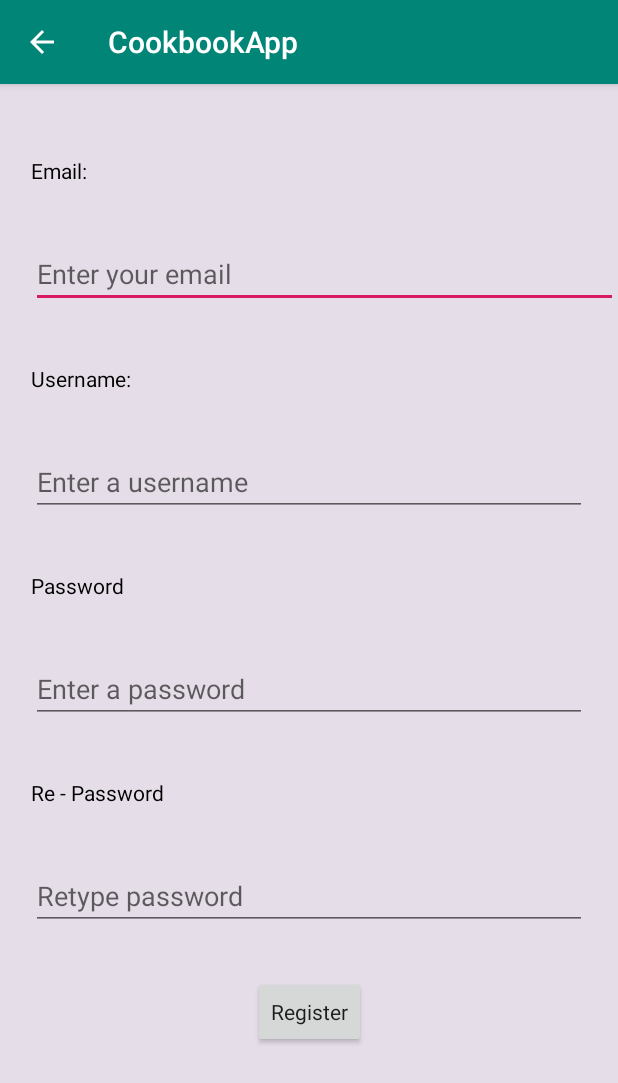
After one commit to karajanov/Cookbook-Android, an Android app: the RegistrationActivity screen opened directly, with no data from a screen before it, on a phone screen of 412 x 824 dp. The commit adds this screen. Shown: the top 1083 px of the screen. Run offline under Robolectric (Android 15) with nearby library versions, the phone set to English and light mode, and no system bars; Roboto replaces fonts that are not available here.

Commit message:
registration form

```diff
--- a/CookbookApp/app/build.gradle
+++ b/CookbookApp/app/build.gradle
@@ -26,6 +26,9 @@ dependencies {
     implementation 'com.squareup.retrofit2:retrofit:2.6.4'
     implementation 'com.squareup.retrofit2:converter-gson:2.6.4'
     implementation 'com.github.bumptech.glide:glide:4.11.0'
+    implementation 'com.google.android.material:material:1.0.0'
+    implementation 'androidx.annotation:annotation:1.1.0'
+    implementation 'androidx.lifecycle:lifecycle-extensions:2.2.0'
     testImplementation 'junit:junit:4.12'
     androidTestImplementation 'androidx.test.ext:junit:1.1.0'
     androidTestImplementation 'androidx.test.espresso:espresso-core:3.1.1'
--- a/CookbookApp/app/src/main/java/com/example/cookbookapp/Helper.java
+++ b/CookbookApp/app/src/main/java/com/example/cookbookapp/Helper.java
@@ -1,6 +1,10 @@
 package com.example.cookbookapp;
 
+import android.text.TextUtils;
 import android.widget.EditText;
+
+import java.util.regex.Matcher;
+import java.util.regex.Pattern;
 
 public class Helper {
 
@@ -13,4 +17,29 @@ public class Helper {
         editText.setFocusableInTouchMode(true);
         editText.setFocusable(true);
     }
+
+    public static void displayErrorMessage(EditText editText, String msg) {
+        if(editText == null || msg == null)
+            return;
+        editText.setError(msg);
+    }
+
+    public static void clearErrorField(EditText editText) {
+        if(editText == null)
+            return;
+        editText.setError(null);
+    }
+
+    public static boolean isEmailValid(String email) {
+        String expression = "^[\\w\\.-]+@([\\w\\-]+\\.)+[A-Z]{2,4}$";
+        Pattern pattern = Pattern.compile(expression, Pattern.CASE_INSENSITIVE);
+        Matcher matcher = pattern.matcher(email);
+        return matcher.matches();
+    }
+
+    public static Boolean isFieldEmpty(EditText editText) {
+        if(editText == null)
+            return null;
+        return TextUtils.isEmpty(editText.getText().toString());
+    }
 }
--- a/CookbookApp/app/src/main/java/com/example/cookbookapp/LookupActivity.java
+++ b/CookbookApp/app/src/main/java/com/example/cookbookapp/LookupActivity.java
@@ -61,7 +61,6 @@ public class LookupActivity extends AppCompatActivity
         addRadioGroupEventHandler();
         addFilterItems("category", itemSpinner);
         itemSpinner.setOnItemSelectedListener(this);
-        progressBar.setVisibility(View.VISIBLE);
         recyclerViewRecipe.setHasFixedSize(true);
         recyclerViewRecipe.setLayoutManager(new LinearLayoutManager(this));
         addSearchEventHandler();
--- a/CookbookApp/app/src/main/java/com/example/cookbookapp/MainActivity.java
+++ b/CookbookApp/app/src/main/java/com/example/cookbookapp/MainActivity.java
@@ -34,8 +34,9 @@ public class MainActivity extends AppCompatActivity {
         secondLookupBtn = (Button) findViewById(R.id.btn_lookup_two);
 
         //Event handlers
-        addLookupEventHandler();
-        addSecondLookupEventHandler();
+         addRedirectEventHandler(registerBtn, RegistrationActivity.class);
+         addRedirectEventHandler(lookupBtn, LookupActivity.class);
+         addRedirectEventHandler(secondLookupBtn, SecondLookupActivity.class);
     }
 
     @Override // Embedding the menu in the activity
@@ -58,27 +59,14 @@ public class MainActivity extends AppCompatActivity {
 
     }
 
-    //Event handler for the lookup btn
-    private void addLookupEventHandler() {
-        if(lookupBtn == null)
+    private void addRedirectEventHandler(final Button b, final Class<?> dest) {
+        if(b == null)
             return;
 
-        lookupBtn.setOnClickListener(new View.OnClickListener() {
+        b.setOnClickListener(new View.OnClickListener() {
             @Override
             public void onClick(View v) {
-                openActivity(LookupActivity.class);
-            }
-        });
-    }
-
-    private void addSecondLookupEventHandler() {
-        if(secondLookupBtn == null)
-            return;
-
-        secondLookupBtn.setOnClickListener(new View.OnClickListener() {
-            @Override
-            public void onClick(View v) {
-                openActivity(SecondLookupActivity.class);
+                openActivity(dest);
             }
         });
     }
--- /dev/null
+++ b/CookbookApp/app/src/main/java/com/example/cookbookapp/RegistrationActivity.java
@@ -0,0 +1,69 @@
+package com.example.cookbookapp;
+
+import androidx.appcompat.app.AppCompatActivity;
+
+import android.content.pm.ActivityInfo;
+import android.os.Bundle;
+import android.view.View;
+import android.widget.Button;
+import android.widget.EditText;
+
+import java.util.ArrayList;
+
+public class RegistrationActivity extends AppCompatActivity {
+
+    private EditText editTextEmail, editTextUsername, editTextPassword, editTextRe;
+    private ArrayList<EditText> editTextList;
+    private Button confirmRegistrationBtn;
+
+    @Override
+    protected void onCreate(Bundle savedInstanceState) {
+        super.onCreate(savedInstanceState);
+        setContentView(R.layout.activity_registration);
+
+        //Preventing landscape orientation
+        setRequestedOrientation(ActivityInfo.SCREEN_ORIENTATION_PORTRAIT);
+
+        //Initialization
+        editTextEmail = (EditText) findViewById(R.id.edit_text_reg_email);
+        editTextUsername = (EditText) findViewById(R.id.edit_text_reg_username);
+        editTextPassword = (EditText) findViewById(R.id.edit_text_reg_password);
+        editTextRe = (EditText) findViewById(R.id.edit_text_register_re);
+        editTextList = new ArrayList<EditText>();
+        confirmRegistrationBtn = (Button) findViewById(R.id.btn_confirm_reg);
+
+        //Event handlers
+        addFieldsToList();
+        addConfirmationEventHandler();
+
+    }
+
+    private void addConfirmationEventHandler() {
+        if(confirmRegistrationBtn == null)
+            return;
+        confirmRegistrationBtn.setOnClickListener(new View.OnClickListener() {
+            @Override
+            public void onClick(View v) {
+                performEmptyFieldCheck();
+            }
+        });
+    }
+
+    private void addFieldsToList() {
+        editTextList.add(editTextEmail);
+        editTextList.add(editTextUsername);
+        editTextList.add(editTextPassword);
+        editTextList.add(editTextRe);
+    }
+
+    private void performEmptyFieldCheck() {
+        for(EditText et : editTextList) {
+            if(Helper.isFieldEmpty(et)) {
+                Helper.displayErrorMessage(et, "Empty field not allowed");
+            } else {
+                Helper.clearErrorField(et);
+            }
+        }
+    }
+
+}
--- a/CookbookApp/app/src/main/java/com/example/cookbookapp/SecondLookupActivity.java
+++ b/CookbookApp/app/src/main/java/com/example/cookbookapp/SecondLookupActivity.java
@@ -6,6 +6,7 @@ import androidx.recyclerview.widget.LinearLayoutManager;
 import androidx.recyclerview.widget.RecyclerView;
 
 import android.content.Context;
+import android.content.Intent;
 import android.content.pm.ActivityInfo;
 import android.os.Bundle;
 import android.text.TextUtils;
@@ -60,11 +61,11 @@ implements RecipePreviewAdapter.OnItemClickListener {
         recipesApiRef = rb.getBuilder(Helper.RECIPES_API_BASE).create(IRecipesApi.class);
 
         //Event Handlers
+        progressBar.setVisibility(View.GONE);
         addRadioGroupEventHandler();
         addSearchButtonEventHandler();
         recyclerView.setHasFixedSize(true);
         recyclerView.setLayoutManager(new LinearLayoutManager(this));
-        progressBar.setVisibility(View.VISIBLE);
     }
 
     private void addRadioGroupEventHandler() {
@@ -91,9 +92,10 @@ implements RecipePreviewAdapter.OnItemClickListener {
             @Override
             public void onClick(View v) {
                 String searchTerm = editTextSearch.getText().toString();
+                hideKeyboard();
+                Helper.removeFocus(editTextSearch);
                 if(!TextUtils.isEmpty(searchTerm)) {
-                    hideKeyboard();
-                    Helper.removeFocus(editTextSearch);
+                    progressBar.setVisibility(View.VISIBLE);
                     displayRecipePreviews(searchTerm);
                 }
             }
@@ -146,5 +148,10 @@ implements RecipePreviewAdapter.OnItemClickListener {
     @Override
     public void onItemClick(int position, List<RecipePreview> recipePreviewList) {
 
+        Intent intent = new Intent(SecondLookupActivity.this, DetailsActivity.class);
+        RecipePreview clickedItem = recipePreviewList.get(position);
+        intent.putExtra(LookupActivity.EXTRA_RECIPE_ID, clickedItem.getId());
+        intent.putExtra(LookupActivity.EXTRA_RECIPE_TITLE, clickedItem.getTitle());
+        startActivity(intent);
     }
 }
--- a/CookbookApp/app/src/main/res/layout/activity_details.xml
+++ b/CookbookApp/app/src/main/res/layout/activity_details.xml
@@ -14,7 +14,7 @@
         android:layout_height="wrap_content"
         android:orientation="vertical"
         app:layout_constraintGuide_begin="20dp"
-        app:layout_constraintGuide_percent="0.1" />
+        app:layout_constraintGuide_percent="0.05" />
 
     <androidx.constraintlayout.widget.Guideline
         android:id="@+id/gl_right_v"
@@ -22,7 +22,7 @@
         android:layout_height="wrap_content"
         android:orientation="vertical"
         app:layout_constraintGuide_begin="20dp"
-        app:layout_constraintGuide_percent="0.9" />
+        app:layout_constraintGuide_percent="0.95" />
 
     <androidx.constraintlayout.widget.Guideline
         android:id="@+id/gl_top_h"
@@ -46,6 +46,9 @@
         android:layout_height="wrap_content"
         android:gravity="center"
         android:text="@string/recipe_title"
+        android:textAppearance="@style/TextAppearance.AppCompat.Body1"
+        android:textColor="@android:color/background_dark"
+        android:textColorLink="@android:color/black"
         android:textSize="18sp"
         app:fontFamily="@font/aldrich"
         app:layout_constraintBottom_toTopOf="@+id/gl_mid_h"
--- a/CookbookApp/app/src/main/res/layout/activity_lookup.xml
+++ b/CookbookApp/app/src/main/res/layout/activity_lookup.xml
@@ -14,7 +14,7 @@
         android:layout_height="wrap_content"
         android:orientation="vertical"
         app:layout_constraintGuide_begin="20dp"
-        app:layout_constraintGuide_percent="0.1" />
+        app:layout_constraintGuide_percent="0.05" />
 
     <androidx.constraintlayout.widget.Guideline
         android:id="@+id/gl_vert_right"
@@ -22,7 +22,7 @@
         android:layout_height="wrap_content"
         android:orientation="vertical"
         app:layout_constraintGuide_begin="20dp"
-        app:layout_constraintGuide_percent="0.9" />
+        app:layout_constraintGuide_percent="0.95" />
 
     <androidx.constraintlayout.widget.Guideline
         android:id="@+id/gl_h_top"
--- a/CookbookApp/app/src/main/res/layout/activity_main.xml
+++ b/CookbookApp/app/src/main/res/layout/activity_main.xml
@@ -46,6 +46,7 @@
         android:layout_height="0dp"
         android:gravity="center"
         android:text="@string/title"
+        android:textColor="@android:color/background_dark"
         android:textSize="24sp"
         app:fontFamily="@font/aldrich"
         app:layout_constraintBottom_toTopOf="@+id/gl_mid_one"
@@ -98,9 +99,10 @@
 
     <Button
         android:id="@+id/btn_register"
-        style="@style/Widget.AppCompat.Button"
+        style="@style/Widget.AppCompat.Button.Small"
         android:layout_width="wrap_content"
         android:layout_height="0dp"
+        android:shadowColor="#000E0D0D"
         android:text="@string/registration"
         android:textAppearance="@style/TextAppearance.AppCompat.Body1"
         app:layout_constraintBottom_toTopOf="@+id/gl_mid_five"
--- /dev/null
+++ b/CookbookApp/app/src/main/res/layout/activity_registration.xml
@@ -0,0 +1,275 @@
+<?xml version="1.0" encoding="utf-8"?>
+<androidx.constraintlayout.widget.ConstraintLayout xmlns:android="http://schemas.android.com/apk/res/android"
+    xmlns:app="http://schemas.android.com/apk/res-auto"
+    xmlns:tools="http://schemas.android.com/tools"
+    android:id="@+id/registration_layout"
+    android:layout_width="match_parent"
+    android:layout_height="match_parent"
+    android:background="@color/bgColor"
+    tools:context=".RegistrationActivity">
+
+    <androidx.constraintlayout.widget.Guideline
+        android:id="@+id/vert_left"
+        android:layout_width="wrap_content"
+        android:layout_height="wrap_content"
+        android:orientation="vertical"
+        app:layout_constraintGuide_begin="20dp"
+        app:layout_constraintGuide_percent="0.05" />
+
+    <androidx.constraintlayout.widget.Guideline
+        android:id="@+id/vert_right"
+        android:layout_width="wrap_content"
+        android:layout_height="wrap_content"
+        android:orientation="vertical"
+        app:layout_constraintGuide_begin="20dp"
+        app:layout_constraintGuide_percent="0.95" />
+
+    <androidx.constraintlayout.widget.Guideline
+        android:id="@+id/h_top"
+        android:layout_width="wrap_content"
+        android:layout_height="wrap_content"
+        android:orientation="horizontal"
+        app:layout_constraintGuide_begin="20dp"
+        app:layout_constraintGuide_percent="0.05" />
+
+    <TextView
+        android:id="@+id/text_view_reg_email"
+        android:layout_width="0dp"
+        android:layout_height="wrap_content"
+        android:text="@string/Email"
+        android:textColor="@android:color/background_dark"
+        app:layout_constraintBottom_toTopOf="@+id/mid_one"
+        app:layout_constraintEnd_toEndOf="parent"
+        app:layout_constraintStart_toStartOf="@+id/vert_left"
+        app:layout_constraintTop_toTopOf="@+id/h_top" />
+
+    <androidx.constraintlayout.widget.Guideline
+        android:id="@+id/mid_one"
+        android:layout_width="wrap_content"
+        android:layout_height="wrap_content"
+        android:orientation="horizontal"
+        app:layout_constraintGuide_begin="20dp"
+        app:layout_constraintGuide_percent="0.1" />
+
+    <androidx.constraintlayout.widget.Guideline
+        android:id="@+id/mid_two"
+        android:layout_width="wrap_content"
+        android:layout_height="wrap_content"
+        android:orientation="horizontal"
+        app:layout_constraintGuide_begin="20dp"
+        app:layout_constraintGuide_percent="0.12" />
+
+    <androidx.constraintlayout.widget.Guideline
+        android:id="@+id/mid_three"
+        android:layout_width="wrap_content"
+        android:layout_height="wrap_content"
+        android:orientation="horizontal"
+        app:layout_constraintGuide_begin="20dp"
+        app:layout_constraintGuide_percent="0.21" />
+
+    <EditText
+        android:id="@+id/edit_text_reg_email"
+        android:layout_width="0dp"
+        android:layout_height="wrap_content"
+        android:ems="10"
+        android:hint="@string/register_email"
+        android:inputType="textEmailAddress"
+        app:layout_constraintBottom_toTopOf="@+id/mid_three"
+        app:layout_constraintEnd_toEndOf="parent"
+        app:layout_constraintStart_toStartOf="@+id/vert_left"
+        app:layout_constraintTop_toTopOf="@+id/mid_two" />
+
+    <androidx.constraintlayout.widget.Guideline
+        android:id="@+id/mid_four"
+        android:layout_width="wrap_content"
+        android:layout_height="wrap_content"
+        android:orientation="horizontal"
+        app:layout_constraintGuide_begin="20dp"
+        app:layout_constraintGuide_percent="0.23" />
+
+    <androidx.constraintlayout.widget.Guideline
+        android:id="@+id/mid_five"
+        android:layout_width="wrap_content"
+        android:layout_height="wrap_content"
+        android:orientation="horizontal"
+        app:layout_constraintGuide_begin="20dp"
+        app:layout_constraintGuide_percent="0.28" />
+
+    <TextView
+        android:id="@+id/text_view_reg_username"
+        android:layout_width="0dp"
+        android:layout_height="wrap_content"
+        android:text="@string/Username"
+        android:textColor="@android:color/background_dark"
+        app:layout_constraintBottom_toTopOf="@+id/mid_five"
+        app:layout_constraintEnd_toEndOf="parent"
+        app:layout_constraintStart_toStartOf="@+id/vert_left"
+        app:layout_constraintTop_toTopOf="@+id/mid_four" />
+
+    <androidx.constraintlayout.widget.Guideline
+        android:id="@+id/mid_six"
+        android:layout_width="wrap_content"
+        android:layout_height="wrap_content"
+        android:orientation="horizontal"
+        app:layout_constraintGuide_begin="20dp"
+        app:layout_constraintGuide_percent="0.3" />
+
+    <androidx.constraintlayout.widget.Guideline
+        android:id="@+id/mid_seven"
+        android:layout_width="wrap_content"
+        android:layout_height="wrap_content"
+        android:orientation="horizontal"
+        app:layout_constraintGuide_begin="20dp"
+        app:layout_constraintGuide_percent="0.39" />
+
+    <EditText
+        android:id="@+id/edit_text_reg_username"
+        android:layout_width="0dp"
+        android:layout_height="wrap_content"
+        android:ems="10"
+        android:hint="@string/register_username"
+        android:inputType="textPersonName"
+        app:layout_constraintBottom_toTopOf="@+id/mid_seven"
+        app:layout_constraintEnd_toStartOf="@+id/vert_right"
+        app:layout_constraintStart_toStartOf="@+id/vert_left"
+        app:layout_constraintTop_toTopOf="@+id/mid_six" />
+
+    <androidx.constraintlayout.widget.Guideline
+        android:id="@+id/mid_eight"
+        android:layout_width="wrap_content"
+        android:layout_height="wrap_content"
+        android:orientation="horizontal"
+        app:layout_constraintGuide_begin="20dp"
+        app:layout_constraintGuide_percent="0.41" />
+
+    <androidx.constraintlayout.widget.Guideline
+        android:id="@+id/mid_nine"
+        android:layout_width="wrap_content"
+        android:layout_height="wrap_content"
+        android:orientation="horizontal"
+        app:layout_constraintGuide_begin="20dp"
+        app:layout_constraintGuide_percent="0.46" />
+
+    <TextView
+        android:id="@+id/text_view_reg_password"
+        android:layout_width="0dp"
+        android:layout_height="wrap_content"
+        android:text="@string/Password"
+        android:textColor="@android:color/background_dark"
+        app:layout_constraintBottom_toTopOf="@+id/mid_nine"
+        app:layout_constraintEnd_toStartOf="@+id/vert_right"
+        app:layout_constraintStart_toStartOf="@+id/vert_left"
+        app:layout_constraintTop_toTopOf="@+id/mid_eight" />
+
+    <androidx.constraintlayout.widget.Guideline
+        android:id="@+id/mid_ten"
+        android:layout_width="wrap_content"
+        android:layout_height="wrap_content"
+        android:orientation="horizontal"
+        app:layout_constraintGuide_begin="20dp"
+        app:layout_constraintGuide_percent="0.48" />
+
+    <EditText
+        android:id="@+id/edit_text_reg_password"
+        android:layout_width="0dp"
+        android:layout_height="wrap_content"
+        android:ems="10"
+        android:hint="@string/register_password"
+        android:inputType="textPassword"
+        app:layout_constraintBottom_toTopOf="@+id/mid_eleven"
+        app:layout_constraintEnd_toStartOf="@+id/vert_right"
+        app:layout_constraintStart_toStartOf="@+id/vert_left"
+        app:layout_constraintTop_toTopOf="@+id/mid_ten" />
+
+    <androidx.constraintlayout.widget.Guideline
+        android:id="@+id/mid_eleven"
+        android:layout_width="wrap_content"
+        android:layout_height="wrap_content"
+        android:orientation="horizontal"
+        app:layout_constraintGuide_begin="20dp"
+        app:layout_constraintGuide_percent="0.57" />
+
+    <androidx.constraintlayout.widget.Guideline
+        android:id="@+id/mid_twelve"
+        android:layout_width="wrap_content"
+        android:layout_height="wrap_content"
+        android:orientation="horizontal"
+        app:layout_constraintGuide_begin="20dp"
+        app:layout_constraintGuide_percent="0.59" />
+
+    <TextView
+        android:id="@+id/text_view_reg_retype"
+        android:layout_width="0dp"
+        android:layout_height="wrap_content"
+        android:text="@string/RePassword"
+        android:textColor="@android:color/background_dark"
+        app:layout_constraintBottom_toTopOf="@+id/mid_thirteen"
+        app:layout_constraintEnd_toStartOf="@+id/vert_right"
+        app:layout_constraintStart_toStartOf="@+id/vert_left"
+        app:layout_constraintTop_toTopOf="@+id/mid_twelve" />
+
+    <androidx.constraintlayout.widget.Guideline
+        android:id="@+id/mid_thirteen"
+        android:layout_width="wrap_content"
+        android:layout_height="wrap_content"
+        android:orientation="horizontal"
+        app:layout_constraintGuide_begin="20dp"
+        app:layout_constraintGuide_percent="0.64" />
+
+    <androidx.constraintlayout.widget.Guideline
+        android:id="@+id/mid_fourteen"
+        android:layout_width="wrap_content"
+        android:layout_height="wrap_content"
+        android:orientation="horizontal"
+        app:layout_constraintGuide_begin="20dp"
+        app:layout_constraintGuide_percent="0.66" />
+
+    <androidx.constraintlayout.widget.Guideline
+        android:id="@+id/mid_fifteen"
+        android:layout_width="wrap_content"
+        android:layout_height="wrap_content"
+        android:orientation="horizontal"
+        app:layout_constraintGuide_begin="20dp"
+        app:layout_constraintGuide_percent="0.75" />
+
+    <EditText
+        android:id="@+id/edit_text_register_re"
+        android:layout_width="0dp"
+        android:layout_height="wrap_content"
+        android:ems="10"
+        android:hint="@string/register_re"
+        android:inputType="textPassword"
+        app:layout_constraintBottom_toTopOf="@+id/mid_fifteen"
+        app:layout_constraintEnd_toStartOf="@+id/vert_right"
+        app:layout_constraintStart_toStartOf="@+id/vert_left"
+        app:layout_constraintTop_toTopOf="@+id/mid_fourteen" />
+
+    <androidx.constraintlayout.widget.Guideline
+        android:id="@+id/mid_sixteen"
+        android:layout_width="wrap_content"
+        android:layout_height="wrap_content"
+        android:orientation="horizontal"
+        app:layout_constraintGuide_begin="20dp"
+        app:layout_constraintGuide_percent="0.77" />
+
+    <androidx.constraintlayout.widget.Guideline
+        android:id="@+id/mid_seventeen"
+        android:layout_width="wrap_content"
+        android:layout_height="wrap_content"
+        android:orientation="horizontal"
+        app:layout_constraintGuide_percent="0.84"
+        app:layout_constraintGuide_begin="20dp" />
+
+    <Button
+        android:id="@+id/btn_confirm_reg"
+        style="@style/Widget.AppCompat.Button.Small"
+        android:layout_width="wrap_content"
+        android:layout_height="wrap_content"
+        android:text="@string/registration"
+        android:textAppearance="@style/TextAppearance.AppCompat.Body1"
+        app:layout_constraintBottom_toTopOf="@+id/mid_seventeen"
+        app:layout_constraintEnd_toStartOf="@+id/vert_right"
+        app:layout_constraintStart_toStartOf="@+id/vert_left"
+        app:layout_constraintTop_toTopOf="@+id/mid_sixteen" />
+
+</androidx.constraintlayout.widget.ConstraintLayout>
--- a/CookbookApp/app/src/main/res/layout/activity_second_lookup.xml
+++ b/CookbookApp/app/src/main/res/layout/activity_second_lookup.xml
@@ -14,7 +14,7 @@
         android:layout_height="wrap_content"
         android:orientation="vertical"
         app:layout_constraintGuide_begin="20dp"
-        app:layout_constraintGuide_percent="0.1" />
+        app:layout_constraintGuide_percent="0.05" />
 
     <androidx.constraintlayout.widget.Guideline
         android:id="@+id/line_right"
@@ -22,7 +22,7 @@
         android:layout_height="wrap_content"
         android:orientation="vertical"
         app:layout_constraintGuide_begin="20dp"
-        app:layout_constraintGuide_percent="0.9" />
+        app:layout_constraintGuide_percent="0.95" />
 
     <androidx.constraintlayout.widget.Guideline
         android:id="@+id/line_top"
--- /dev/null
+++ b/CookbookApp/app/src/main/res/values/dimens.xml
@@ -0,0 +1,5 @@
+<resources>
+    <!-- Default screen margins, per the Android Design guidelines. -->
+    <dimen name="activity_horizontal_margin">16dp</dimen>
+    <dimen name="activity_vertical_margin">16dp</dimen>
+</resources>
--- a/CookbookApp/app/src/main/res/values/strings.xml
+++ b/CookbookApp/app/src/main/res/values/strings.xml
@@ -19,5 +19,13 @@
     <string name="search_filter_start">Starts With</string>
     <string name="search_filter_exact">Exact Title</string>
     <string name="search_filter_contains">Contains</string>
-    <string name="edit_text_search_hint">Enter search term ..</string>
+    <string name="edit_text_search_hint">Your search term</string>
+    <string name="Email">Email:</string>
+    <string name="register_email">Enter your email</string>
+    <string name="Username">Username:</string>
+    <string name="register_username">Enter a username</string>
+    <string name="Password">Password</string>
+    <string name="register_password">Enter a password</string>
+    <string name="RePassword">Re - Password</string>
+    <string name="register_re">Retype password</string>
 </resources>
```
Also changed, not shown: CookbookApp/app/src/main/AndroidManifest.xml (+10 -2 lines).
